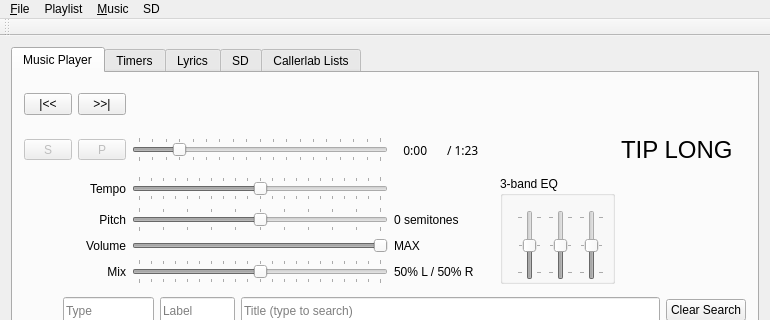
First picture: the form in SquareDesk-DEV/test123/mainwindow.ui, repository mpogue2/SquareDesk, before the edit; both pictures show x 0 to 770 and y 0 to 320 of the 770 by 661 pixel window.
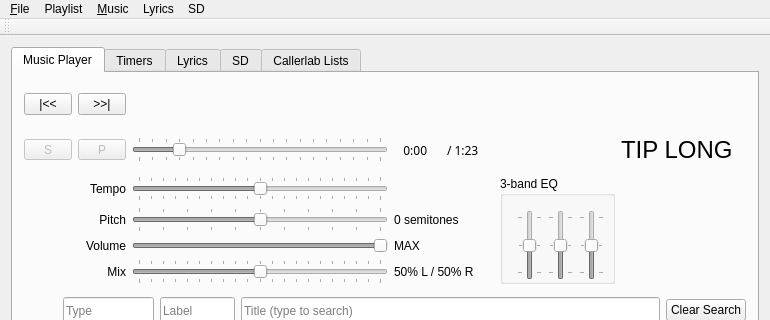
Second picture: the form after the edit. Custom widgets are drawn as their Qt base class.

Commit message:
Added menu item to toggle Auto-scroll of lyrics
Works well when the cuesheet2.css file is reasonable, not as well when the cuesheet makes the lyrics font too big.  But, this should work OK for now.  Requested by Bryce.  Setting is persistent.  Ideally, in the future, it would be good to make this a per-song setting, like tempo and pitch.

Patch:
```diff
--- a/SquareDesk-DEV/test123/mainwindow.ui
+++ b/SquareDesk-DEV/test123/mainwindow.ui
@@ -1440,9 +1440,16 @@
     </property>
     <addaction name="actionEnable_voice_input"/>
    </widget>
+   <widget class="QMenu" name="menuLyrics">
+    <property name="title">
+     <string>Lyrics</string>
+    </property>
+    <addaction name="actionAuto_scroll_during_playback"/>
+   </widget>
    <addaction name="menuFile"/>
    <addaction name="menuPlaylist"/>
    <addaction name="menuMusic"/>
+   <addaction name="menuLyrics"/>
    <addaction name="menuSequence"/>
   </widget>
   <widget class="QToolBar" name="mainToolBar">
```
Left out of the diff: 8 changed lines with no effect on the pictures. The commit also changes 3 other files.
